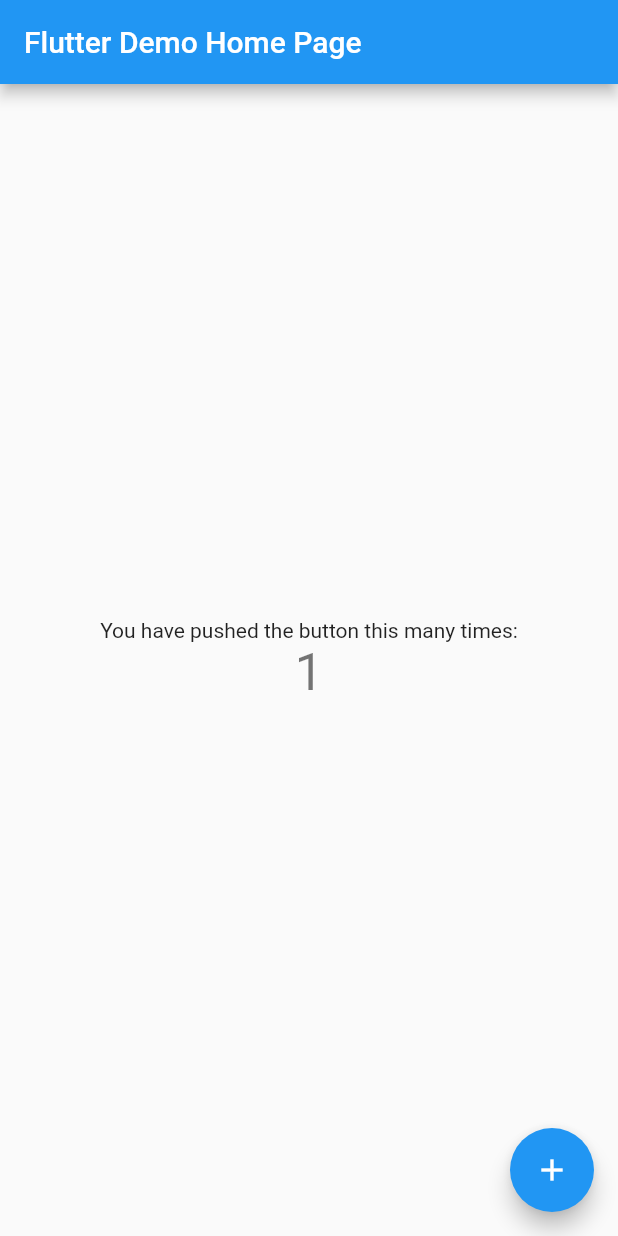
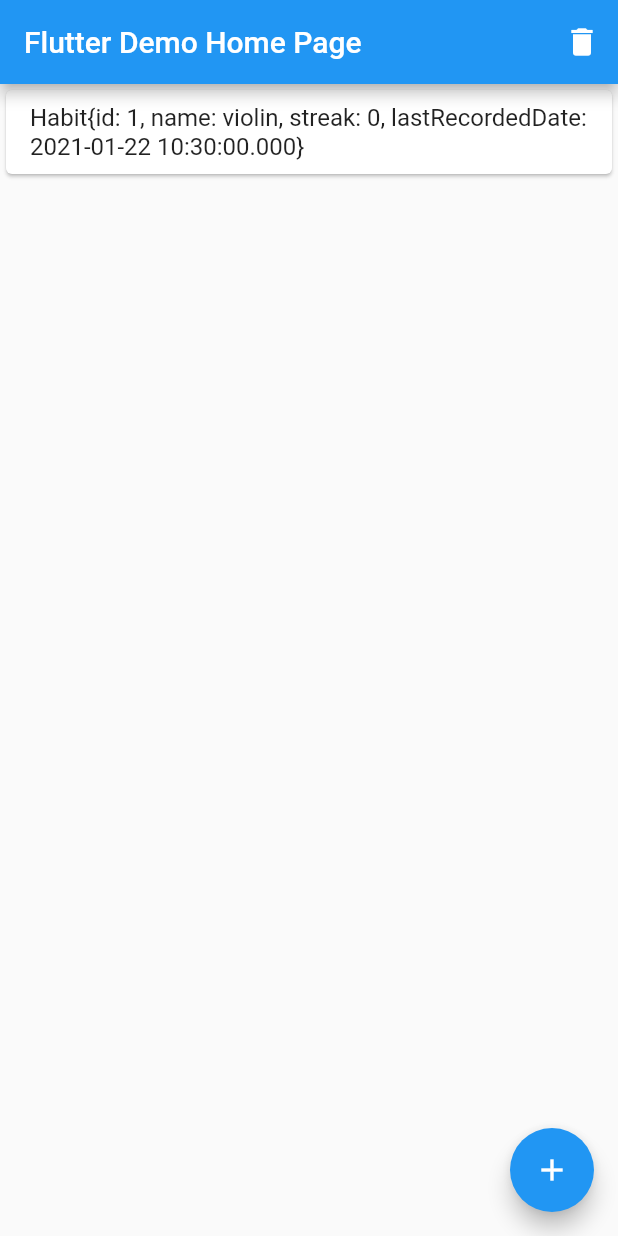
Before and after one commit to Knotworking/streak, a Flutter app: the screen it shows after launch, after a tap on the "add" icon, on a phone screen of 412 x 824 dp. Run offline on Flutter 3.47's test engine with Material 2 defaults, Android fonts, the phone set to English and light mode, and no system bars; our stand-ins replace sqflite; accounts and stored records are empty.

Commit message:
Show habits in a list view

```diff
--- a/lib/data/DatabaseHelper.dart
+++ b/lib/data/DatabaseHelper.dart
@@ -49,16 +49,16 @@ class DatabaseHelper {
     // Convert the List<Map<String, dynamic> into a List<Habit>.
     return List.generate(maps.length, (i) {
       return Habit(
-        id: maps[i]['id'],
-        name: maps[i]['name'],
-        streak: maps[i]['streak'],
-        lastRecordedDate: DateTime.fromMillisecondsSinceEpoch(maps[i]['lastRecordedDate'])
-      );
+          id: maps[i]['id'],
+          name: maps[i]['name'],
+          streak: maps[i]['streak'],
+          lastRecordedDate:
+              DateTime.fromMillisecondsSinceEpoch(maps[i]['lastRecordedDate']));
     });
   }
 
   // Inserts a habit into the database
-  void saveHabit(Habit habit)  async{
+  void saveHabit(Habit habit) async {
     // Get a reference to the database.
     final Database db = await database;
 
@@ -72,4 +72,10 @@ class DatabaseHelper {
       conflictAlgorithm: ConflictAlgorithm.replace,
     );
   }
+
+  // delete all habits from the database
+  Future<int> deleteAllHabits() async {
+    final Database db = await database;
+    return db.delete(habitsTable);
+  }
 }
--- a/lib/main.dart
+++ b/lib/main.dart
@@ -50,11 +50,12 @@ class MyHomePage extends StatefulWidget {
 }
 
 class _MyHomePageState extends State<MyHomePage> {
+  final GlobalKey<ScaffoldState> scaffoldKey = GlobalKey<ScaffoldState>();
   DatabaseHelper dbHelper = DatabaseHelper();
-  int _counter = 0;
 
-  void _incrementCounter() async {
-    Habit newHabit = Habit(id: -1, name: "violin", streak: 0, lastRecordedDate: DateTime.now());
+  void addHabit() async {
+    Habit newHabit = Habit(
+        id: -1, name: "violin", streak: 0, lastRecordedDate: DateTime.now());
     dbHelper.saveHabit(newHabit);
     print(await dbHelper.getHabits());
     setState(() {
@@ -63,8 +64,42 @@ class _MyHomePageState extends State<MyHomePage> {
       // so that the display can reflect the updated values. If we changed
       // _counter without calling setState(), then the build method would not be
       // called again, and so nothing would appear to happen.
-      _counter++;
+
+      //TODO read: what normally goes in setState()
     });
+  }
+
+  void clearDb() async {
+    int deleted = await dbHelper.deleteAllHabits();
+    SnackBar snackBar =
+        SnackBar(content: Text('Deleted ' + deleted.toString() + ' habits'));
+    scaffoldKey.currentState.showSnackBar(snackBar);
+    setState(() {});
+  }
+
+  Widget listWidget() {
+    return FutureBuilder<List>(
+      future: dbHelper.getHabits(),
+      initialData: [],
+      builder: (context, snapshot) {
+        return snapshot.hasData
+            ? ListView.builder(
+                itemCount: snapshot.data.length,
+                itemBuilder: (_, int position) {
+                  final item = snapshot.data[position];
+                  //get your item data here ...
+                  return Card(
+                    child: ListTile(
+                      title: Text(item.toString()),
+                    ),
+                  );
+                },
+              )
+            : Center(
+                child: CircularProgressIndicator(),
+              );
+      },
+    );
   }
 
   @override
@@ -76,43 +111,19 @@ class _MyHomePageState extends State<MyHomePage> {
     // fast, so that you can just rebuild anything that needs updating rather
     // than having to individually change instances of widgets.
     return Scaffold(
+      key: scaffoldKey,
       appBar: AppBar(
         // Here we take the value from the MyHomePage object that was created by
         // the App.build method, and use it to set our appbar title.
         title: Text(widget.title),
+        actions: [
+          IconButton(
+              icon: Icon(Icons.delete), tooltip: 'Clear DB', onPressed: clearDb)
+        ],
       ),
-      body: Center(
-        // Center is a layout widget. It takes a single child and positions it
-        // in the middle of the parent.
-        child: Column(
-          // Column is also a layout widget. It takes a list of children and
-          // arranges them vertically. By default, it sizes itself to fit its
-          // children horizontally, and tries to be as tall as its parent.
-          //
-          // Invoke "debug painting" (press "p" in the console, choose the
-          // "Toggle Debug Paint" action from the Flutter Inspector in Android
-          // Studio, or the "Toggle Debug Paint" command in Visual Studio Code)
-          // to see the wireframe for each widget.
-          //
-          // Column has various properties to control how it sizes itself and
-          // how it positions its children. Here we use mainAxisAlignment to
-          // center the children vertically; the main axis here is the vertical
-          // axis because Columns are vertical (the cross axis would be
-          // horizontal).
-          mainAxisAlignment: MainAxisAlignment.center,
-          children: <Widget>[
-            Text(
-              'You have pushed the button this many times:',
-            ),
-            Text(
-              '$_counter',
-              style: Theme.of(context).textTheme.headline4,
-            ),
-          ],
-        ),
-      ),
+      body: listWidget(),
       floatingActionButton: FloatingActionButton(
-        onPressed: _incrementCounter,
+        onPressed: addHabit,
         tooltip: 'Increment',
         child: Icon(Icons.add),
       ), // This trailing comma makes auto-formatting nicer for build methods.
```
